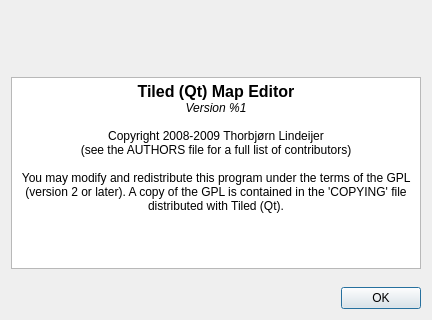
This is src/aboutdialog.ui in mapeditor/tiled as Qt 5 draws it before an edit; both pictures show x 0 to 432 and y 140 to 460 of the 432 by 460 pixel window. The edited form follows.
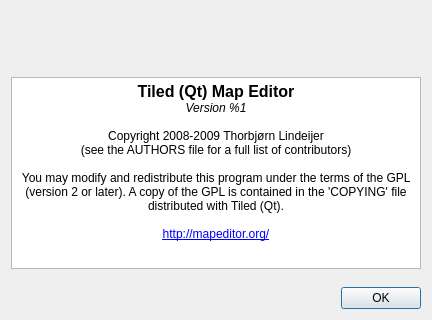
This is the edited form. Icons and pictures are not drawn.

Commit message: Added link to the website to the About dialog

Patch:
```diff
--- a/src/aboutdialog.ui
+++ b/src/aboutdialog.ui
@@ -76,7 +76,12 @@
 &lt;p align=&quot;center&quot; style=&quot; margin-top:0px; margin-bottom:0px; margin-left:0px; margin-right:0px; -qt-block-indent:0; text-indent:0px;&quot;&gt;&lt;span style=&quot; font-family:'DejaVu Sans'; font-size:9pt;&quot;&gt;Copyright 2008-2009 Thorbjørn Lindeijer&lt;/span&gt;&lt;/p&gt;
 &lt;p align=&quot;center&quot; style=&quot; margin-top:0px; margin-bottom:0px; margin-left:0px; margin-right:0px; -qt-block-indent:0; text-indent:0px;&quot;&gt;&lt;span style=&quot; font-family:'DejaVu Sans'; font-size:9pt;&quot;&gt;(see the AUTHORS file for a full list of contributors)&lt;/span&gt;&lt;/p&gt;
 &lt;p align=&quot;center&quot; style=&quot;-qt-paragraph-type:empty; margin-top:0px; margin-bottom:0px; margin-left:0px; margin-right:0px; -qt-block-indent:0; text-indent:0px; font-family:'DejaVu Sans'; font-size:9pt;&quot;&gt;&lt;/p&gt;
-&lt;p align=&quot;center&quot; style=&quot; margin-top:0px; margin-bottom:0px; margin-left:0px; margin-right:0px; -qt-block-indent:0; text-indent:0px;&quot;&gt;&lt;span style=&quot; font-family:'DejaVu Sans'; font-size:9pt;&quot;&gt;You may modify and redistribute this program under the terms of the GPL (version 2 or later). A copy of the GPL is contained in the 'COPYING' file distributed with Tiled (Qt).&lt;/span&gt;&lt;/p&gt;&lt;/body&gt;&lt;/html&gt;</string>
+&lt;p align=&quot;center&quot; style=&quot; margin-top:0px; margin-bottom:0px; margin-left:0px; margin-right:0px; -qt-block-indent:0; text-indent:0px;&quot;&gt;&lt;span style=&quot; font-family:'DejaVu Sans'; font-size:9pt;&quot;&gt;You may modify and redistribute this program under the terms of the GPL (version 2 or later). A copy of the GPL is contained in the 'COPYING' file distributed with Tiled (Qt).&lt;/span&gt;&lt;/p&gt;
+&lt;p align=&quot;center&quot; style=&quot;-qt-paragraph-type:empty; margin-top:0px; margin-bottom:0px; margin-left:0px; margin-right:0px; -qt-block-indent:0; text-indent:0px; font-family:'DejaVu Sans'; font-size:9pt;&quot;&gt;&lt;/p&gt;
+&lt;p align=&quot;center&quot; style=&quot; margin-top:0px; margin-bottom:0px; margin-left:0px; margin-right:0px; -qt-block-indent:0; text-indent:0px;&quot;&gt;&lt;a href=&quot;http://mapeditor.org/&quot;&gt;&lt;span style=&quot; font-size:9pt; text-decoration: underline; color:#0000ff;&quot;&gt;http://mapeditor.org/&lt;/span&gt;&lt;/a&gt;&lt;/p&gt;&lt;/body&gt;&lt;/html&gt;</string>
+     </property>
+     <property name="openExternalLinks">
+      <bool>true</bool>
      </property>
     </widget>
    </item>
```
